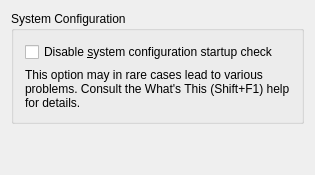
First picture: the form in konqueror/settings/performance/system_ui.ui, repository KDE/konqueror, before the edit.
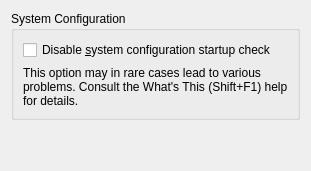
Second picture: the form after the edit.

```diff
--- a/konqueror/settings/performance/system_ui.ui
+++ b/konqueror/settings/performance/system_ui.ui
@@ -46,7 +46,6 @@
    </item>
   </layout>
  </widget>
- <layoutdefault spacing="6" margin="11" />
  <resources/>
  <connections/>
 </ui>
```
